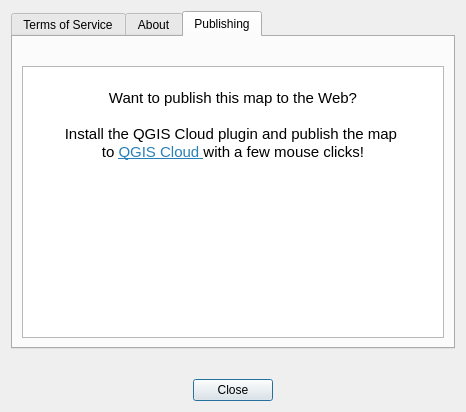
First picture: the form in openlayers/ui_about_dialog.ui, repository sourcepole/qgis-openlayers-plugin, before the edit.
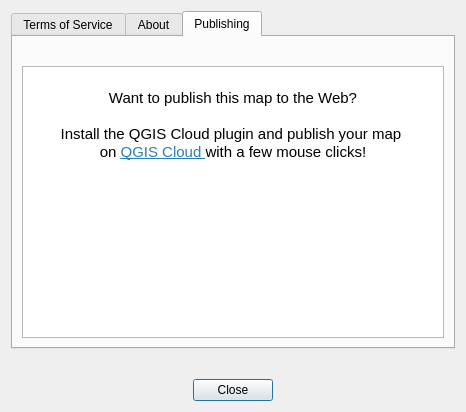
Second picture: the form after the edit. The open tabs and pages were chosen to show the change. Icons and pictures are not drawn.

The edit to the form file:
```diff
--- a/openlayers/ui_about_dialog.ui
+++ b/openlayers/ui_about_dialog.ui
@@ -159,8 +159,8 @@
 &lt;p align=&quot;center&quot; style=&quot;-qt-paragraph-type:empty; margin-top:0px; margin-bottom:0px; margin-left:0px; margin-right:0px; -qt-block-indent:0; text-indent:0px;&quot;&gt;&lt;br /&gt;&lt;/p&gt;
 &lt;p align=&quot;center&quot; style=&quot; margin-top:0px; margin-bottom:0px; margin-left:0px; margin-right:0px; -qt-block-indent:0; text-indent:0px;&quot;&gt;&lt;span style=&quot; font-family:'Noto Sans';&quot;&gt;Want to publish this map to the Web?&lt;/span&gt;&lt;/p&gt;
 &lt;p align=&quot;center&quot; style=&quot;-qt-paragraph-type:empty; margin-top:0px; margin-bottom:0px; margin-left:0px; margin-right:0px; -qt-block-indent:0; text-indent:0px; font-family:'Noto Sans';&quot;&gt;&lt;br /&gt;&lt;/p&gt;
-&lt;p align=&quot;center&quot; style=&quot; margin-top:0px; margin-bottom:0px; margin-left:0px; margin-right:0px; -qt-block-indent:0; text-indent:0px;&quot;&gt;&lt;span style=&quot; font-family:'Noto Sans';&quot;&gt;Install the QGIS Cloud plugin and publish the map &lt;/span&gt;&lt;/p&gt;
-&lt;p align=&quot;center&quot; style=&quot; margin-top:0px; margin-bottom:0px; margin-left:0px; margin-right:0px; -qt-block-indent:0; text-indent:0px;&quot;&gt;&lt;span style=&quot; font-family:'Noto Sans';&quot;&gt;to &lt;/span&gt;&lt;a href=&quot;https://qgiscloud.com/?ol&quot;&gt;&lt;span style=&quot; font-family:'Noto Sans'; text-decoration: underline; color:#2980b9;&quot;&gt;QGIS Cloud &lt;/span&gt;&lt;/a&gt;&lt;span style=&quot; font-family:'Noto Sans';&quot;&gt;with a few mouse clicks!&lt;/span&gt;&lt;/p&gt;&lt;/body&gt;&lt;/html&gt;</string>
+&lt;p align=&quot;center&quot; style=&quot; margin-top:0px; margin-bottom:0px; margin-left:0px; margin-right:0px; -qt-block-indent:0; text-indent:0px;&quot;&gt;&lt;span style=&quot; font-family:'Noto Sans';&quot;&gt;Install the QGIS Cloud plugin and publish your map &lt;/span&gt;&lt;/p&gt;
+&lt;p align=&quot;center&quot; style=&quot; margin-top:0px; margin-bottom:0px; margin-left:0px; margin-right:0px; -qt-block-indent:0; text-indent:0px;&quot;&gt;&lt;span style=&quot; font-family:'Noto Sans';&quot;&gt;on &lt;/span&gt;&lt;a href=&quot;https://qgiscloud.com/?ol&quot;&gt;&lt;span style=&quot; font-family:'Noto Sans'; text-decoration: underline; color:#2980b9;&quot;&gt;QGIS Cloud &lt;/span&gt;&lt;/a&gt;&lt;span style=&quot; font-family:'Noto Sans';&quot;&gt;with a few mouse clicks!&lt;/span&gt;&lt;/p&gt;&lt;/body&gt;&lt;/html&gt;</string>
          </property>
          <property name="textInteractionFlags">
           <set>Qt::TextBrowserInteraction</set>
```
Left out of the diff: 1 changed line with no effect on the pictures.
